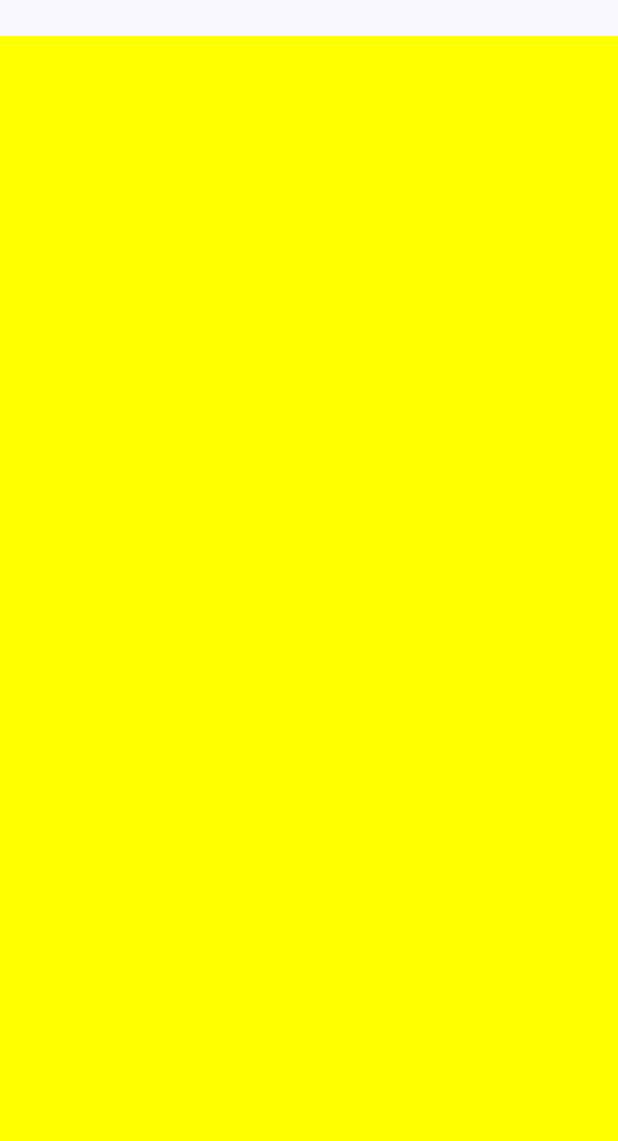
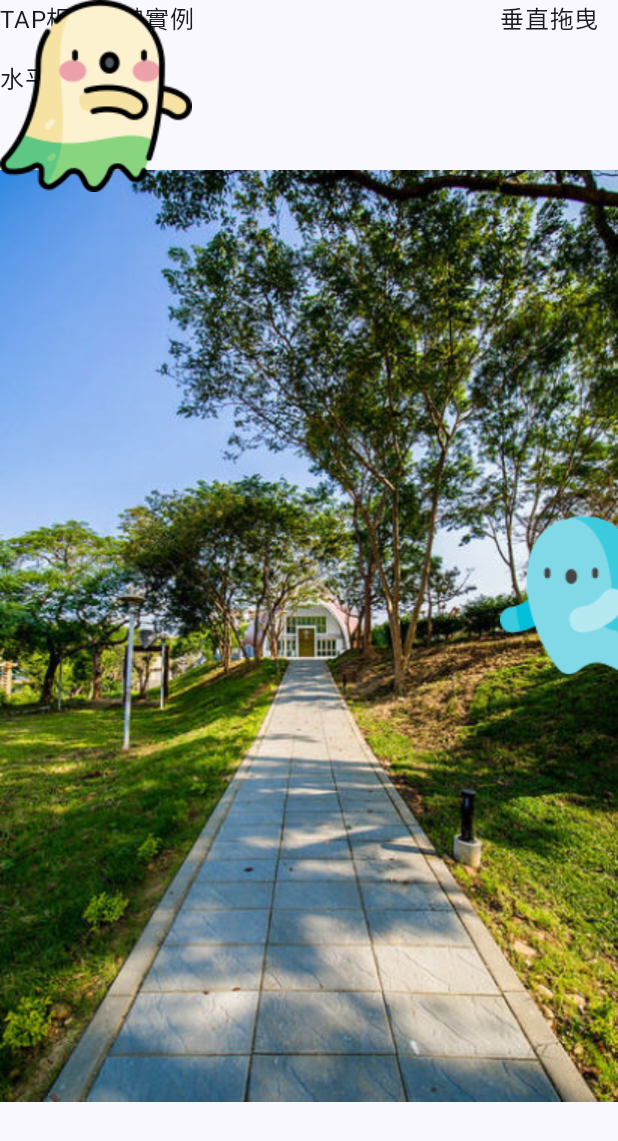
Before and after one commit to wei0821/gesture, an Android app built with Jetpack Compose: the screen it shows after launch (MainActivity), on a phone screen of 412 x 824 dp. Shown: the top 1141 px of the screen. Run offline under Robolectric (Android 15) with nearby library versions, the phone set to English and light mode, and no system bars.

Commit message:
v4-finish

```diff
--- a/app/src/main/java/com/example/gesture/MainActivity.kt
+++ b/app/src/main/java/com/example/gesture/MainActivity.kt
@@ -1,12 +1,21 @@
 package com.example.gesture
 
+import android.graphics.Rect
 import android.os.Bundle
 import androidx.activity.ComponentActivity
 import androidx.activity.compose.setContent
+import androidx.compose.foundation.Image
 import androidx.compose.foundation.background
+import androidx.compose.foundation.gestures.Orientation
+import androidx.compose.foundation.gestures.detectDragGestures
+import androidx.compose.foundation.gestures.detectDragGesturesAfterLongPress
+import androidx.compose.foundation.gestures.detectTapGestures
+import androidx.compose.foundation.gestures.draggable
+import androidx.compose.foundation.gestures.rememberDraggableState
 import androidx.compose.foundation.layout.Box
 import androidx.compose.foundation.layout.Column
 import androidx.compose.foundation.layout.fillMaxSize
+import androidx.compose.foundation.layout.offset
 import androidx.compose.material3.MaterialTheme
 import androidx.compose.material3.Surface
 import androidx.compose.material3.Text
@@ -15,11 +24,17 @@ import androidx.compose.runtime.getValue
 import androidx.compose.runtime.mutableStateOf
 import androidx.compose.runtime.remember
 import androidx.compose.runtime.setValue
+import androidx.compose.ui.Alignment
 import androidx.compose.ui.Modifier
+import androidx.compose.ui.geometry.Offset
 import androidx.compose.ui.graphics.Color
 import androidx.compose.ui.input.pointer.pointerInput
+import androidx.compose.ui.layout.onGloballyPositioned
+import androidx.compose.ui.res.painterResource
 import androidx.compose.ui.tooling.preview.Preview
+import androidx.compose.ui.unit.IntOffset
 import com.example.gesture.ui.theme.GestureTheme
+import kotlin.math.roundToInt
 
 class MainActivity : ComponentActivity() {
     override fun onCreate(savedInstanceState: Bundle?) {
@@ -32,7 +47,11 @@ class MainActivity : ComponentActivity() {
                     color = MaterialTheme.colorScheme.background
                 ) {
                     //Greeting("Android")
-                    PointerEvents()
+                    //PointerEvents()
+                    Tap()
+                    Drag_Horizontal()
+                    Drag_Vertical()
+                    Drag()
                 }
             }
         }
@@ -40,22 +59,142 @@ class MainActivity : ComponentActivity() {
 }
 
 @Composable
-fun PointerEvents() {
-    var msg by remember { mutableStateOf("") }
+fun Tap() {
+    var msg by remember { mutableStateOf("TAP相關手勢實例") }
+    var offset1 by remember { mutableStateOf(Offset.Zero) }
+    var offset2 by remember { mutableStateOf(Offset.Zero) }
+    var PU = arrayListOf(R.drawable.pu0, R.drawable.pu1,
+        R.drawable.pu2, R.drawable.pu3,
+        R.drawable.pu4, R.drawable.pu5)
+    var Number by remember { mutableStateOf(0) }
+
     Column {
-        Text(msg)
-        Box(
-            Modifier
+        Text(text = msg)
+
+        Image(
+            painter = painterResource(id = PU[Number]),
+            contentDescription = "靜宜之美",
+            modifier = Modifier
                 .fillMaxSize()
-                .background(Color.Yellow)
+                /*.pointerInput(Unit) {
+                    detectTapGestures(
+                        onTap = {msg = "後觸發onTap(短按)"},
+                        onDoubleTap = {msg = "雙擊"},
+                        onLongPress = {msg = "長按"},
+                        onPress = {msg = "先觸發onPress(按下)"}
+                    )
+                }
+            */
                 .pointerInput(Unit) {
-                    awaitPointerEventScope {
-                        while (true) {
-                            val event = awaitPointerEvent()
-                            msg = "${event.type}, ${event.changes.first().position}"
+                    detectDragGesturesAfterLongPress(
+                        onDrag = { change, dragAmount -> offset2 += dragAmount },
+                        onDragStart = {
+                            offset1 = it
+                            offset2 = it
+                        },
+                        onDragEnd = {
+                            if (offset2.x >= offset1.x) {
+                                msg = "長按後向右拖曳"
+                                Number++
+                                if (Number > 5) {
+                                    Number = 0
+                                }
+                            } else {
+                                msg = "長按後向左拖曳"
+                                Number--
+                                if (Number < 0) {
+                                    Number = 5
+                                }
+                            }
                         }
-                    }
+                    )
                 }
         )
     }
 }
+
+@Composable
+fun Drag_Horizontal() {
+    var offsetX by remember { mutableStateOf(0f) }
+    Text(
+        text = "水平拖曳",
+        modifier = Modifier
+            .offset { IntOffset(offsetX.toInt(), 60) }
+            .draggable(
+                orientation= Orientation.Horizontal,
+                state = rememberDraggableState{ delta ->
+                    offsetX += delta
+                }
+            )
+    )
+}
+@Composable
+fun Drag_Vertical() {
+    var offsetY by remember { mutableStateOf(0f) }
+    Text(
+        text = "垂直拖曳",
+        modifier = Modifier
+            .offset { IntOffset(500, offsetY.toInt()) }
+            .draggable(
+                orientation= Orientation.Vertical,
+                state = rememberDraggableState{ delta ->
+                    offsetY += delta
+                }
+            )
+    )
+}
+@Composable
+fun Drag() {
+    var offset1 by remember { mutableStateOf(Offset.Zero) }
+    var offset2 by remember { mutableStateOf(Offset(500f,500f)) }
+    var height by remember { mutableStateOf(0) }
+    var width by remember { mutableStateOf(0) }
+    Box(modifier = Modifier.fillMaxSize()){
+        Box(modifier = Modifier
+            .align(Alignment.TopEnd)
+        ){
+            var r1: Rect = Rect(offset1.x.toInt(), offset1.y.toInt(),
+                offset1.x.toInt()+width, offset1.y.toInt()+height)
+            var r2: Rect = Rect(offset2.x.toInt(), offset2.y.toInt(),
+                offset2.x.toInt()+width, offset2.y.toInt()+height)
+
+            if(r1.intersect(r2)) {
+                Text(text = "碰撞")
+            }
+            else{
+                Text(text = "")
+            }
+        }
+        Box(modifier = Modifier
+            .onGloballyPositioned { coordinates ->
+                height = coordinates.size.height
+                width = coordinates.size.width
+            }
+            .offset { IntOffset(offset1.x.roundToInt(), offset1.y.roundToInt()) }
+            .pointerInput(Unit) {
+                detectDragGestures { change, dragAmount ->
+                    offset1 += dragAmount
+                }
+            }
+        ){
+            Image(
+                painter = painterResource(id = R.drawable.ghost1),
+                contentDescription = "精靈1",
+            )
+        }
+        Box(modifier = Modifier
+            .offset { IntOffset(offset2.x.roundToInt(), offset2.y.roundToInt()) }
+            .pointerInput(Unit) {
+                detectDragGestures { change, dragAmount ->
+                    offset2 += dragAmount
+                }
+            }
+        ){
+            Image(
+                painter = painterResource(id = R.drawable.ghost2),
+                contentDescription = "精靈2",
+            )
+        }
+
+    }
+}
```
Also changed, not shown: app/src/main/res/drawable/ghost1.png (added), app/src/main/res/drawable/ghost2.png (added), app/src/main/res/drawable/pu0.jpg (added), app/src/main/res/drawable/pu1.jpg (added), app/src/main/res/drawable/pu2.jpg (added), app/src/main/res/drawable/pu3.jpg (added), app/src/main/res/drawable/pu4.jpg (added), app/src/main/res/drawable/pu5.jpg (added).
